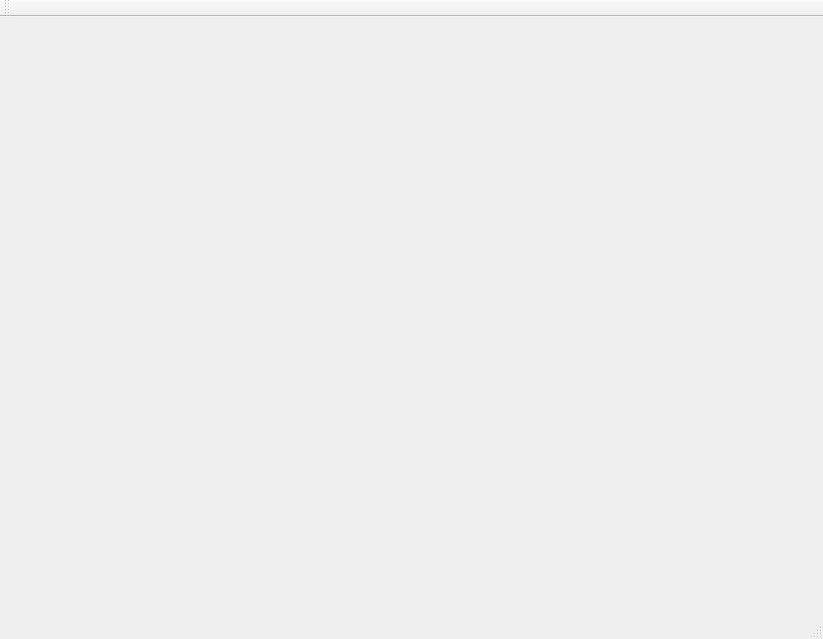
The window that mainwindow.ui (mehome/derpdrive) describes before a commit, drawn with Qt 5.
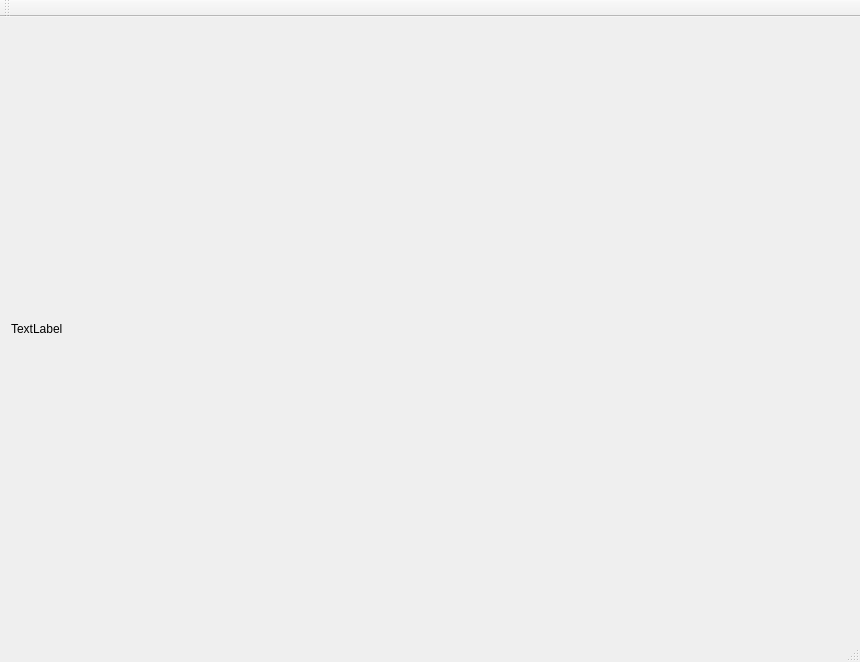
The same window after the commit.

```diff
--- a/mainwindow.ui
+++ b/mainwindow.ui
@@ -6,14 +6,27 @@
    <rect>
     <x>0</x>
     <y>0</y>
-    <width>823</width>
-    <height>639</height>
+    <width>860</width>
+    <height>662</height>
    </rect>
   </property>
   <property name="windowTitle">
    <string>MainWindow</string>
   </property>
-  <widget class="QWidget" name="centralWidget"/>
+  <widget class="QWidget" name="centralWidget">
+   <layout class="QHBoxLayout" name="horizontalLayout">
+    <item>
+     <widget class="QLabel" name="label">
+      <property name="text">
+       <string>TextLabel</string>
+      </property>
+      <property name="scaledContents">
+       <bool>true</bool>
+      </property>
+     </widget>
+    </item>
+   </layout>
+  </widget>
   <widget class="QMenuBar" name="menuBar">
    <property name="geometry">
     <rect>
```
Left out of the diff: 2 changed lines with no effect on the pictures.
